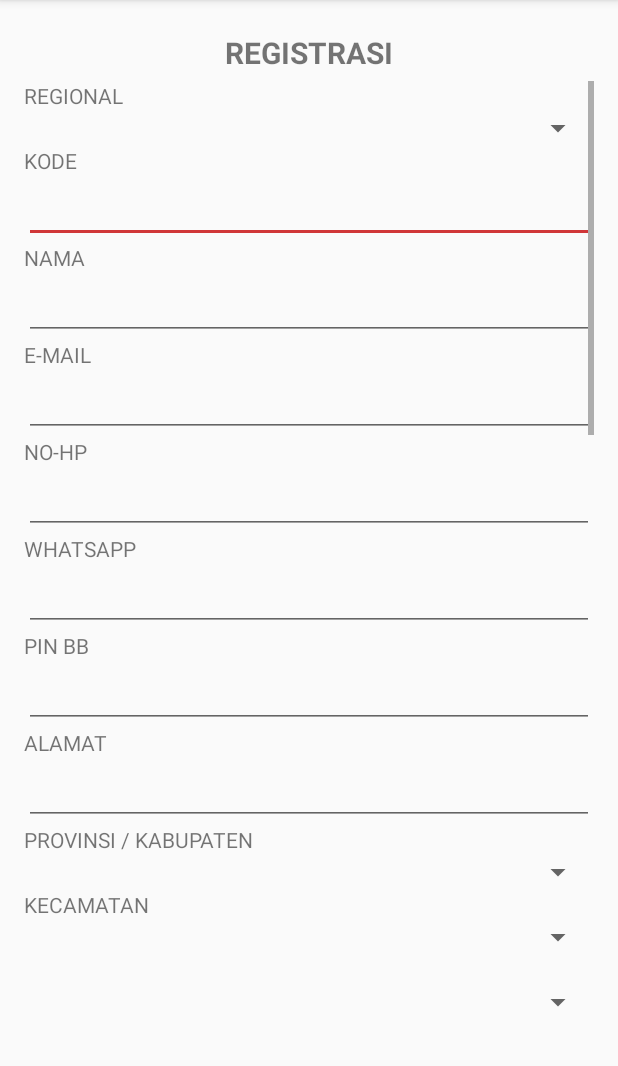
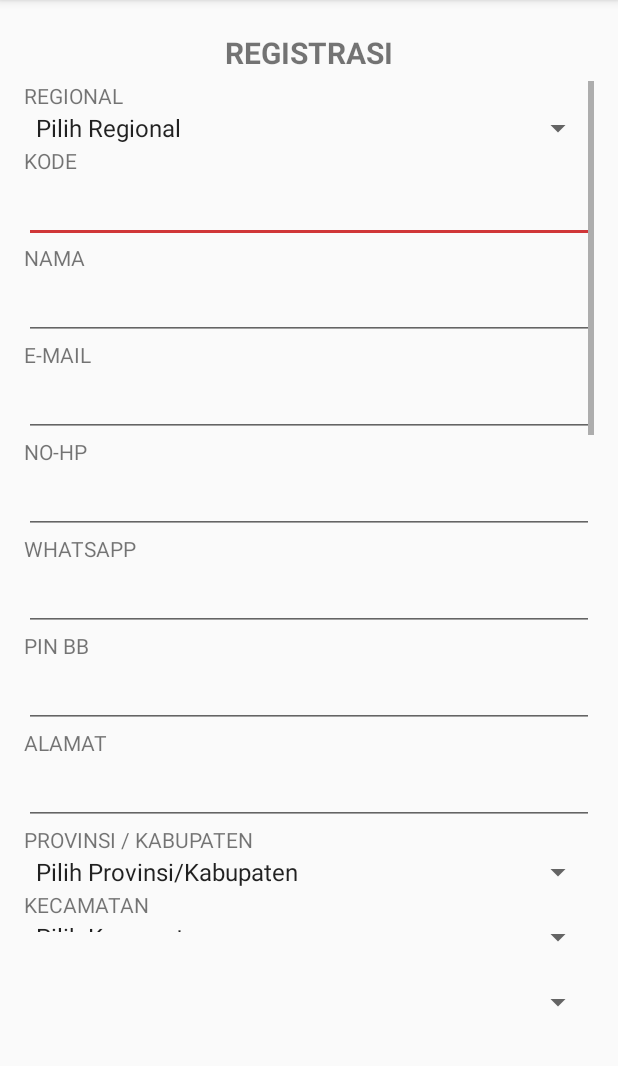
Before and after one commit to kyurifood/aplikasi-marketer, an Android app: the RegistrasiMarketer screen opened directly, with no data from a screen before it, on a phone screen of 412 x 824 dp, the part 84-1150 px from its top. Run offline under Robolectric (Android 15) with nearby library versions, the phone set to English and light mode, and no system bars.

Commit message:
update registrasi marketer

```diff
--- a/app/src/main/res/layout/registrasi_form.xml
+++ b/app/src/main/res/layout/registrasi_form.xml
@@ -1,7 +1,10 @@
 <?xml version="1.0" encoding="utf-8"?>
 <LinearLayout xmlns:android="http://schemas.android.com/apk/res/android"
-    android:orientation="vertical" android:layout_width="match_parent"
-    android:layout_height="match_parent">
+    xmlns:tools="http://schemas.android.com/tools"
+    android:orientation="vertical"
+    android:layout_width="match_parent"
+    android:layout_height="match_parent"
+    tools:context=".RegistrasiMarketer">
 
     <TextView
         android:layout_width="wrap_content"
@@ -12,6 +15,8 @@
     <Spinner
         android:layout_width="match_parent"
         android:layout_height="wrap_content"
+        android:prompt="@string/pk1"
+        android:entries="@array/pklist"
         android:id="@+id/spinregional" />
 
     <TextView
@@ -23,6 +28,7 @@
     <EditText
         android:layout_width="match_parent"
         android:layout_height="wrap_content"
+        android:inputType="text"
         android:id="@+id/editkode" />
 
     <TextView
@@ -34,6 +40,7 @@
     <EditText
         android:layout_width="match_parent"
         android:layout_height="wrap_content"
+        android:inputType="text"
         android:id="@+id/editnama" />
 
     <TextView
@@ -71,6 +78,7 @@
     <EditText
         android:layout_width="match_parent"
         android:layout_height="wrap_content"
+        android:inputType="number"
         android:id="@+id/editwa" />
 
     <TextView
@@ -82,6 +90,7 @@
     <EditText
         android:layout_width="match_parent"
         android:layout_height="wrap_content"
+        android:inputType="text"
         android:id="@+id/editbb" />
 
     <TextView
@@ -94,7 +103,7 @@
         android:layout_width="match_parent"
         android:layout_height="wrap_content"
         android:inputType="textPostalAddress"
-        android:ems="10"
+        android:ems="30"
         android:id="@+id/editalamat" />
 
     <TextView
@@ -105,6 +114,7 @@
 
     <Spinner
         android:layout_width="match_parent"
+        android:entries="@array/bklist"
         android:layout_height="wrap_content"
         android:id="@+id/spinprov" />
 
@@ -116,6 +126,7 @@
 
     <Spinner
         android:layout_width="match_parent"
+        android:entries="@array/wklist"
         android:layout_height="wrap_content"
         android:id="@+id/spinkec" />
 
@@ -127,6 +138,7 @@
 
     <Spinner
         android:layout_width="match_parent"
+        android:entries="@array/cklist"
         android:layout_height="wrap_content"
         android:id="@+id/spinkel" />
 
@@ -139,6 +151,7 @@
     <EditText
         android:layout_width="match_parent"
         android:layout_height="wrap_content"
+        android:inputType="number"
         android:id="@+id/editkodepos" />
 
     <TextView
@@ -149,20 +162,25 @@
 
     <Button
         style="@style/RedButton"
+        android:layout_width="wrap_content"
+        android:layout_height="wrap_content"
         android:text="+"
         android:id="@+id/btnbank" />
-
 
     <ListView style="@style/LayoutMatchParent"
         android:dividerHeight="@dimen/component_padding_margin"
         android:divider="@android:color/transparent"
         android:id="@+id/lv_item" />
 
+
     <Button
         style="@style/GreenButton"
+        android:layout_width="wrap_content"
+        android:layout_height="wrap_content"
         android:text="DAFTAR"
         android:id="@+id/btndaf"
         android:layout_gravity="center_horizontal" />
 
 
+
 </LinearLayout>
--- a/app/src/main/res/values/colors.xml
+++ b/app/src/main/res/values/colors.xml
@@ -19,12 +19,13 @@
     <color name="white">#FFFFFF</color>
     <color name="hijau">#6BB45A</color>
 
+    <!--style registrasi-->
     <color name="white_primary_text">#FFFFFF</color>
     <color name="white_secondary_text">#B3FFFFFF</color>
     <color name="white_disabled_hint_text">#80FFFFFF</color>
     <color name="white_divider">#26FFFFFF</color>
 
-    <!--style registrasi-->
+
     <color name="colorAccentDark">#6bbe50</color>
     <color name="colorAccentre">#6bbe50</color>
     <color name="background">#E6E6E6</color>
```
